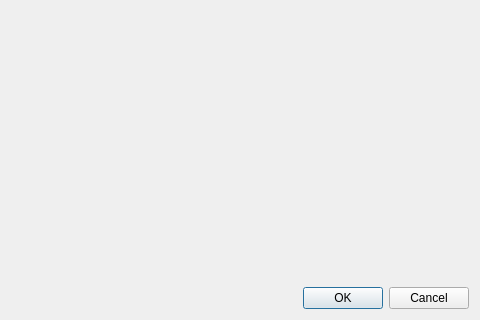
This is ui/ttsettingsdialog.ui in MINIXJR/TTCut-ng as Qt 5 draws it before an edit; both pictures show x 320 to 800 and y 240 to 560 of the 800 by 560 pixel window. The edited form follows.
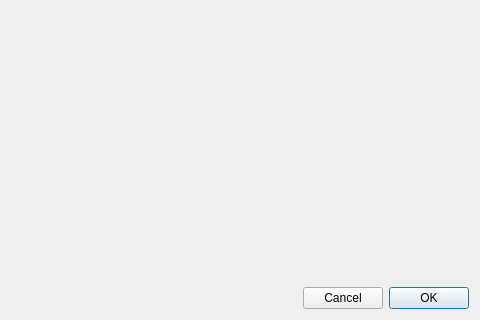
This is the edited form.

Commit message:
Make OK the Enter default in the about and settings dialogs
Neither dialog set a default button. The about dialog centred its
single OK button between two spacers; drop the trailing spacer so OK
is right-aligned and mark it default. The settings dialog had the
button row [OK] [Cancel] (primary on the left) with no default;
reorder to the KDE convention [Cancel] [OK], mark OK default
(default=true/autoDefault=true) and Cancel autoDefault=false so Enter
triggers OK. The .ui-level clicked->accept()/reject() connections keep
working unchanged.

Patch:
```diff
--- a/ui/ttsettingsdialog.ui
+++ b/ui/ttsettingsdialog.ui
@@ -19,8 +19,8 @@
    <item>
     <layout class="QHBoxLayout">
      <item><spacer><property name="orientation"><enum>Qt::Horizontal</enum></property><property name="sizeHint" stdset="0"><size><width>40</width><height>20</height></size></property></spacer></item>
-     <item><widget class="QPushButton" name="okButton"><property name="text"><string>OK</string></property></widget></item>
-     <item><widget class="QPushButton" name="cancelButton"><property name="text"><string>Cancel</string></property></widget></item>
+     <item><widget class="QPushButton" name="cancelButton"><property name="text"><string>Cancel</string></property><property name="autoDefault"><bool>false</bool></property></widget></item>
+     <item><widget class="QPushButton" name="okButton"><property name="text"><string>OK</string></property><property name="default"><bool>true</bool></property><property name="autoDefault"><bool>true</bool></property></widget></item>
     </layout>
    </item>
   </layout>
```
The commit also changes 1 other file.
